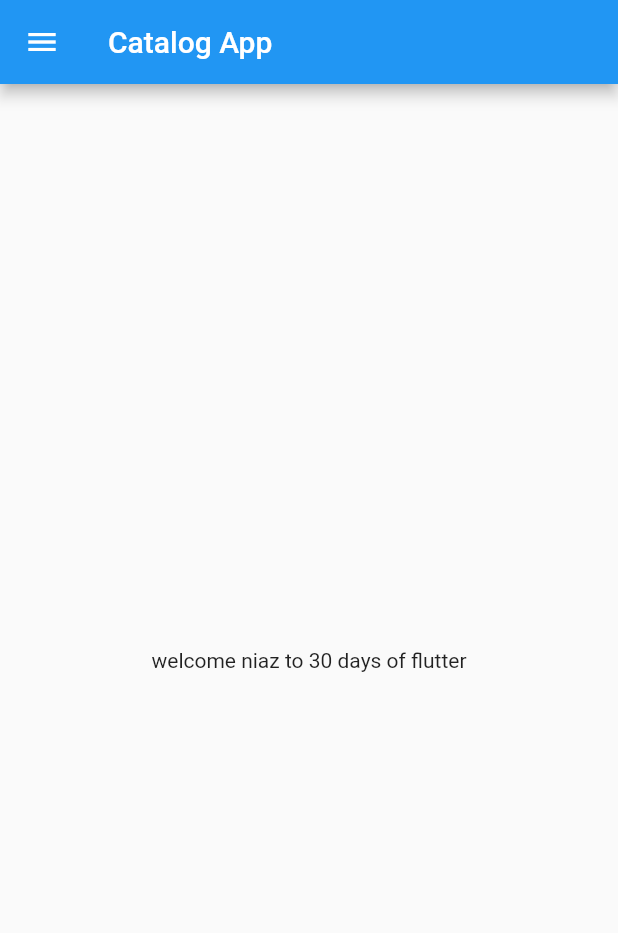
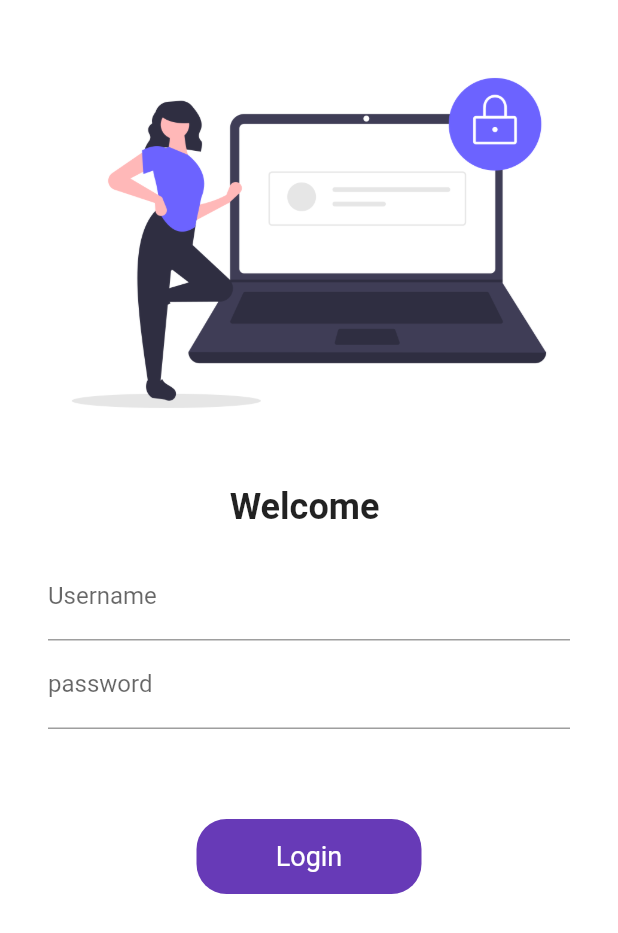
Before and after one commit to niazali53/30DaysOfFlutter, a Flutter app: the screen it shows after launch, on a phone screen of 412 x 824 dp. Shown: the top 933 px of the screen. Run offline on Flutter 3.47's test engine with Material 2 defaults, Android fonts, the phone set to English and light mode, and no system bars; our stand-ins replace google_fonts.

Commit message:
Day 6 completed

```diff
--- a/lib/main.dart
+++ b/lib/main.dart
@@ -1,11 +1,38 @@
 import 'package:flutter/material.dart';
+import 'package:flutter_catalog/pages/login.dart';
+import 'package:flutter_catalog/utils/routes.dart';
+import 'package:google_fonts/google_fonts.dart';
+
+
+int days =30;
+String name = "niaz";
 
 void main() {
-  int days =30;
-  String name = "niaz";
-  runApp(
-     MaterialApp(
+  runApp(const MyApp());
+}
+
+class MyApp extends StatelessWidget{
+  const MyApp({super.key});
+
+  @override
+  Widget build(context){
+
+    return MaterialApp(
+
+      initialRoute: "/LoginScreen",
+      routes: {
+        MyRoutes.homeRoute  : (context) => const MyApp(),
+        MyRoutes.loginRoute:(context) => const LoginScreen()
+      },
+
         debugShowCheckedModeBanner: false,
+        themeMode: ThemeMode.light,
+        darkTheme: ThemeData(
+          primaryTextTheme: GoogleFonts.latoTextTheme(),
+            fontFamily: GoogleFonts.lato().fontFamily,
+            brightness: Brightness.dark
+        ),
+        theme: ThemeData(primarySwatch: Colors.lightBlue),
         home: Scaffold(
           appBar: AppBar(
             title: const Text('Catalog App'),
@@ -14,7 +41,8 @@ void main() {
             child: Text('welcome $name to $days days of flutter'),
           ),
           drawer: const Drawer(),
-      ),
-    ),
+        )
     );
   }
+
+}
--- a/lib/pages/login.dart
+++ b/lib/pages/login.dart
@@ -0,0 +1,111 @@
+import 'package:flutter/material.dart';
+import 'package:flutter_catalog/utils/routes.dart';
+
+class LoginScreen extends StatefulWidget {
+  const LoginScreen({super.key});
+
+  @override
+  State<LoginScreen> createState() => _LoginScreenState();
+}
+
+class _LoginScreenState extends State<LoginScreen> {
+  String name = "";
+  bool changeButton = false;
+
+  @override
+  Widget build(context) {
+    return Material(
+      color: Colors.white,
+      child: SingleChildScrollView(
+        child: Column(
+          children: [
+            const SizedBox(
+              height: 20,
+            ),
+            Image.asset(
+              'assets/images/login_img.png',
+              fit: BoxFit.cover,
+            ),
+            const SizedBox(
+              height: 20,
+            ),
+            Text(
+              "Welcome $name",
+              style: const TextStyle(fontSize: 24, fontWeight: FontWeight.bold),
+            ),
+            Padding(
+              padding: const EdgeInsets.symmetric(vertical: 16, horizontal: 32),
+              child: Column(
+                children: [
+                  TextFormField(
+                    decoration: const InputDecoration(
+                      hintText: "Enter UserName",
+                      labelText: "Username",
+                    ),
+                    onChanged: (value) {
+                      name = value;
+                      setState(() {});
+                    },
+                  ),
+                  TextFormField(
+                    obscureText: true,
+                    decoration: const InputDecoration(
+                      hintText: "Enter password",
+                      labelText: "password",
+                    ),
+                  ),
+                  const SizedBox(
+                    height: 60,
+                  ),
+
+                  InkWell(
+                    onTap: () async {
+                      Navigator.pushNamed(context, "/");
+                      setState(() {
+                        changeButton = true;
+                      });
+                      await Future.delayed(
+                        const Duration(seconds: 3),
+                      );
+                    },
+                    child: AnimatedContainer(
+                      duration: const Duration(seconds: 1),
+                      width: changeButton ? 50 : 150,
+                      height: 50,
+                      alignment: Alignment.center,
+                      decoration: BoxDecoration(
+                          color: Colors.deepPurple,
+                          borderRadius: BorderRadius.circular(20)),
+                      child: changeButton
+                          ? const Icon(
+                              Icons.done,
+                              color: Colors.white,
+                            )
+                          : const Text(
+                              'Login',
+                              style: TextStyle(
+                                color: Colors.white,
+                                fontSize: 18,
+                              ),
+                            ),
+                    ),
+                  )
+
+                  // ElevatedButton(
+                  //     onPressed: () {
+                  //       Navigator.pushNamed(context, "/");
+                  //     },
+                  //     style: ElevatedButton.styleFrom(
+                  //       padding: const EdgeInsets.symmetric(horizontal: 60.0),
+                  //         shape: RoundedRectangleBorder(
+                  //             borderRadius: BorderRadius.circular(40))),
+                  //     child: const Text('Login'))
+                ],
+              ),
+            )
+          ],
+        ),
+      ),
+    );
+  }
+}
--- a/lib/utils/routes.dart
+++ b/lib/utils/routes.dart
@@ -0,0 +1,7 @@
+class MyRoutes{
+
+  static String loginRoute = "/LoginScreen";
+  static String homeRoute = "/home";
+
+
+}
```
Also changed, not shown: pubspec.yaml (+4 -3 lines), pubspec.lock, 1 other file. Lines whose indentation alone changed are shown as unchanged.
